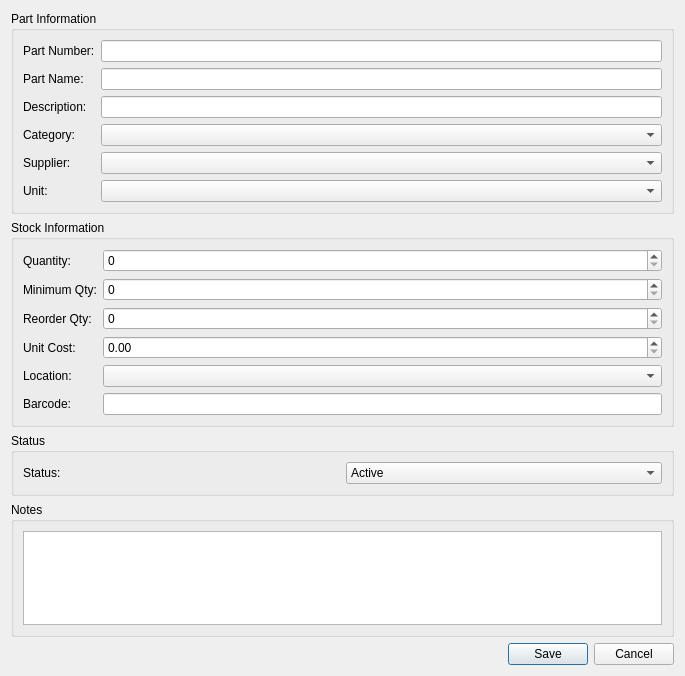
First picture: the form in app/ui/forms/add_inventory.ui, repository Apie-dup/MaintenanceSystem, before the edit.
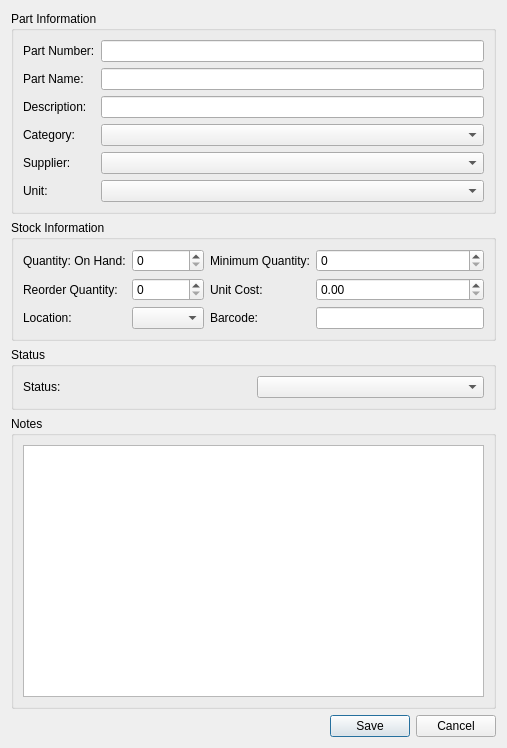
Second picture: the form after the edit.

Diff of the .ui file:
```diff
--- a/app/ui/forms/add_inventory.ui
+++ b/app/ui/forms/add_inventory.ui
@@ -6,16 +6,10 @@
    <rect>
     <x>0</x>
     <y>0</y>
-    <width>685</width>
-    <height>676</height>
+    <width>507</width>
+    <height>748</height>
    </rect>
   </property>
-  <property name="maximumSize">
-   <size>
-    <width>16777215</width>
-    <height>676</height>
-   </size>
-  </property>
   <property name="windowTitle">
    <string>Add Inventory</string>
   </property>
@@ -25,9 +19,6 @@
      <property name="title">
       <string>Part Information</string>
      </property>
-     <property name="flat">
-      <bool>true</bool>
-     </property>
      <layout class="QFormLayout" name="formPartInfo">
       <item row="0" column="0">
        <widget class="QLabel" name="lblPartNumber">
@@ -37,11 +28,7 @@
        </widget>
       </item>
       <item row="0" column="1">
-       <widget class="QLineEdit" name="txtPartNumber">
-        <property name="readOnly">
-         <bool>true</bool>
-        </property>
-       </widget>
+       <widget class="QLineEdit" name="txtPartNumber"/>
       </item>
       <item row="1" column="0">
        <widget class="QLabel" name="lblPartName">
@@ -101,14 +88,11 @@
      <property name="title">
       <string>Stock Information</string>
      </property>
-     <property name="flat">
-      <bool>true</bool>
-     </property>
-     <layout class="QFormLayout" name="formStockInfo">
+     <layout class="QGridLayout" name="gridStockInfo">
       <item row="0" column="0">
        <widget class="QLabel" name="lblQuantity">
         <property name="text">
-         <string>Quantity:</string>
+         <string>Quantity: On Hand:</string>
         </property>
        </widget>
       </item>
@@ -119,42 +103,42 @@
         </property>
        </widget>
       </item>
-      <item row="1" column="0">
+      <item row="0" column="2">
        <widget class="QLabel" name="lblMinQty">
         <property name="text">
-         <string>Minimum Qty:</string>
+         <string>Minimum Quantity:</string>
         </property>
        </widget>
       </item>
-      <item row="1" column="1">
+      <item row="0" column="3">
        <widget class="QSpinBox" name="spnMinimumQuantity">
         <property name="maximum">
          <number>999999</number>
         </property>
        </widget>
       </item>
-      <item row="2" column="0">
+      <item row="1" column="0">
        <widget class="QLabel" name="lblReorderQty">
         <property name="text">
-         <string>Reorder Qty:</string>
+         <string>Reorder Quantity:</string>
         </property>
        </widget>
       </item>
-      <item row="2" column="1">
+      <item row="1" column="1">
        <widget class="QSpinBox" name="spnReorderQuantity">
         <property name="maximum">
          <number>999999</number>
         </property>
        </widget>
       </item>
-      <item row="3" column="0">
+      <item row="1" column="2">
        <widget class="QLabel" name="lblUnitCost">
         <property name="text">
          <string>Unit Cost:</string>
         </property>
        </widget>
       </item>
-      <item row="3" column="1">
+      <item row="1" column="3">
        <widget class="QDoubleSpinBox" name="dsbUnitCost">
         <property name="decimals">
          <number>2</number>
@@ -164,26 +148,26 @@
         </property>
        </widget>
       </item>
-      <item row="4" column="0">
+      <item row="2" column="0">
        <widget class="QLabel" name="lblLocation">
         <property name="text">
          <string>Location:</string>
         </property>
        </widget>
       </item>
-      <item row="6" column="0">
+      <item row="2" column="1">
+       <widget class="QComboBox" name="cmbLocation"/>
+      </item>
+      <item row="2" column="2">
        <widget class="QLabel" name="lblBarcode">
         <property name="text">
          <string>Barcode:</string>
         </property>
        </widget>
       </item>
-      <item row="6" column="1">
+      <item row="2" column="3">
        <widget class="QLineEdit" name="txtBarcode"/>
       </item>
-      <item row="4" column="1">
-       <widget class="QComboBox" name="cmbLocation"/>
-      </item>
      </layout>
     </widget>
    </item>
@@ -192,9 +176,6 @@
      <property name="title">
       <string>Status</string>
      </property>
-     <property name="flat">
-      <bool>true</bool>
-     </property>
      <layout class="QHBoxLayout" name="layoutStatus">
       <item>
        <widget class="QLabel" name="lblStatus">
@@ -204,18 +185,7 @@
        </widget>
       </item>
       <item>
-       <widget class="QComboBox" name="cmbStatus">
-        <item>
-         <property name="text">
-          <string>Active</string>
-         </property>
-        </item>
-        <item>
-         <property name="text">
-          <string>Inactive</string>
-         </property>
-        </item>
-       </widget>
+       <widget class="QComboBox" name="cmbStatus"/>
       </item>
      </layout>
     </widget>
@@ -225,25 +195,36 @@
      <property name="title">
       <string>Notes</string>
      </property>
-     <property name="flat">
-      <bool>true</bool>
-     </property>
      <layout class="QVBoxLayout" name="layoutNotes">
       <item>
-       <widget class="QTextEdit" name="txtNotes"/>
+       <widget class="QPlainTextEdit" name="teNotes"/>
       </item>
      </layout>
     </widget>
    </item>
    <item>
-    <widget class="QDialogButtonBox" name="buttonBox">
-     <property name="orientation">
-      <enum>Qt::Orientation::Horizontal</enum>
-     </property>
-     <property name="standardButtons">
-      <set>QDialogButtonBox::StandardButton::Cancel|QDialogButtonBox::StandardButton::Save</set>
-     </property>
-    </widget>
+    <layout class="QHBoxLayout" name="layoutButtons">
+     <item>
+      <spacer name="spacerButtons">
+       <property name="orientation">
+        <enum>Qt::Orientation::Horizontal</enum>
+       </property>
+       <property name="sizeHint" stdset="0">
+        <size>
+         <width>0</width>
+         <height>0</height>
+        </size>
+       </property>
+      </spacer>
+     </item>
+     <item>
+      <widget class="QDialogButtonBox" name="buttonBox">
+       <property name="standardButtons">
+        <set>QDialogButtonBox::StandardButton::Cancel|QDialogButtonBox::StandardButton::Save</set>
+       </property>
+      </widget>
+     </item>
+    </layout>
    </item>
   </layout>
  </widget>
```
Left out of the diff: 10 changed lines with no effect on the pictures.
